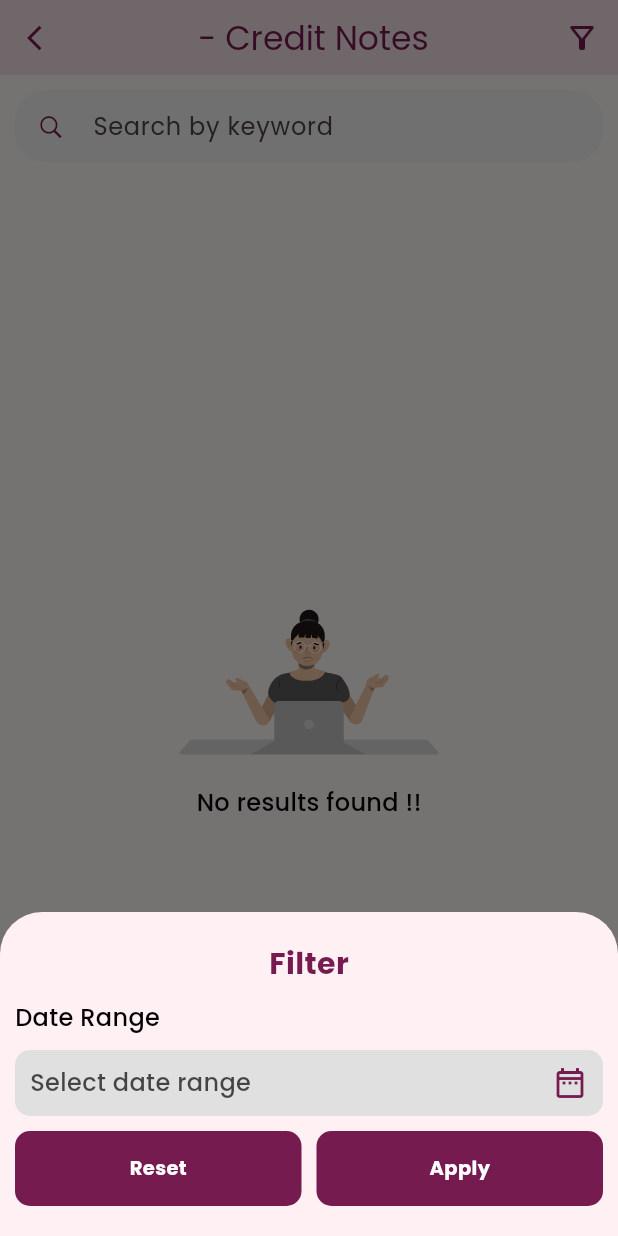
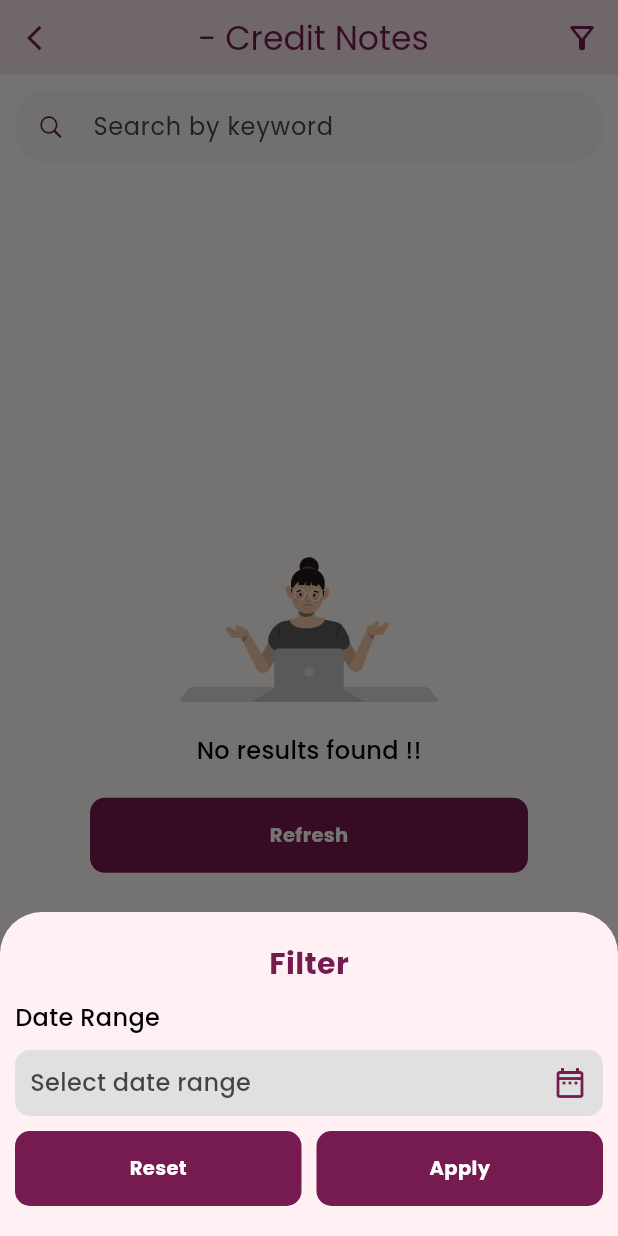
Before and after one commit to Hibba-Syed/OwnerMobileApp, a Flutter app: the CreditNotesPage screen opened directly with empty values, after a tap on the "filter alt" icon, on a phone screen of 412 x 824 dp. Run offline on Flutter 3.47's test engine with Material 3 defaults, Android fonts, the light colour scheme and no system bars; drawn by our look-alikes of lottie; our stand-ins replace cool_alert, device_preview, file_picker, firebase_core, firebase_messaging, flutter_animate and 10 more; accounts and stored records are empty.

Commit message:
added refresh indicator

```diff
--- a/lib/Views/CreditNotes/credit_notes.dart
+++ b/lib/Views/CreditNotes/credit_notes.dart
@@ -100,7 +100,8 @@ class CreditNotesPage extends StatelessWidget {
   Widget emptyList(
       {String lottie = "assets/not found.json",
       double? width = 200,
-      String? message}) {
+      String? message,
+      void Function()? ontap}) {
     return Center(
       child: Column(
         mainAxisAlignment: MainAxisAlignment.center,
@@ -113,6 +114,11 @@ class CreditNotesPage extends StatelessWidget {
           CustomText(
             text: message ?? "No results found !!",
           ),
+          const Gap(20),
+          Padding(
+            padding: const EdgeInsets.symmetric(horizontal: 50),
+            child: CustomButton(text: "Refresh", function: ontap),
+          )
         ],
       ),
     );
--- a/lib/Widgets/custom_button.dart
+++ b/lib/Widgets/custom_button.dart
@@ -7,7 +7,7 @@ class CustomButton extends StatelessWidget {
   final Widget? icon;
   final Color textColor;
   final TextAlign? textAlign;
-  final VoidCallback function;
+  final void Function()? function;
   final int maxLines;
   final bool invert;
   final double? width;
```
